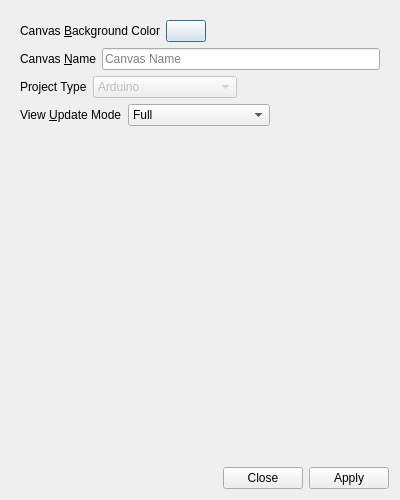
Qt form UI/glitch-canvas-settings.ui (textbrowser/glitch) before a commit.
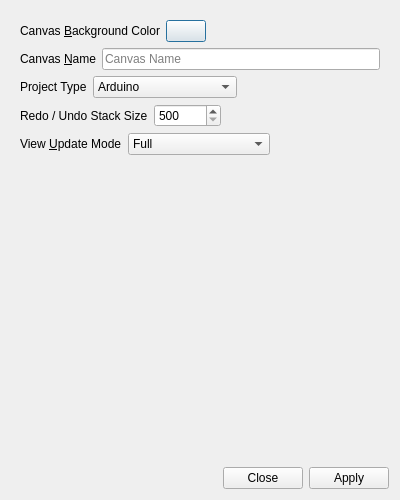
The same form after that commit. Icons and pictures are not drawn.

What changed in the file:
```diff
--- a/UI/glitch-canvas-settings.ui
+++ b/UI/glitch-canvas-settings.ui
@@ -105,9 +105,6 @@
          </item>
          <item>
           <widget class="QComboBox" name="project_type">
-           <property name="enabled">
-            <bool>false</bool>
-           </property>
            <property name="sizePolicy">
             <sizepolicy hsizetype="Expanding" vsizetype="Fixed">
              <horstretch>0</horstretch>
@@ -142,6 +139,43 @@
          </item>
         </layout>
        </item>
+       <item>
+        <layout class="QHBoxLayout" name="horizontalLayout_5">
+         <item>
+          <widget class="QLabel" name="label_5">
+           <property name="text">
+            <string>Redo / Undo Stack Size</string>
+           </property>
+           <property name="buddy">
+            <cstring>update_mode</cstring>
+           </property>
+          </widget>
+         </item>
+         <item>
+          <widget class="QSpinBox" name="redo_undo_stack_size">
+           <property name="minimum">
+            <number>500</number>
+           </property>
+           <property name="maximum">
+            <number>250000</number>
+           </property>
+          </widget>
+         </item>
+         <item>
+          <spacer name="horizontalSpacer_3">
+           <property name="orientation">
+            <enum>Qt::Horizontal</enum>
+           </property>
+           <property name="sizeHint" stdset="0">
+            <size>
+             <width>40</width>
+             <height>20</height>
+            </size>
+           </property>
+          </spacer>
+         </item>
+        </layout>
+       </item>
        <item>
         <layout class="QHBoxLayout" name="horizontalLayout">
          <item>
```
Left out of the diff: 1 changed line with no effect on the pictures.
